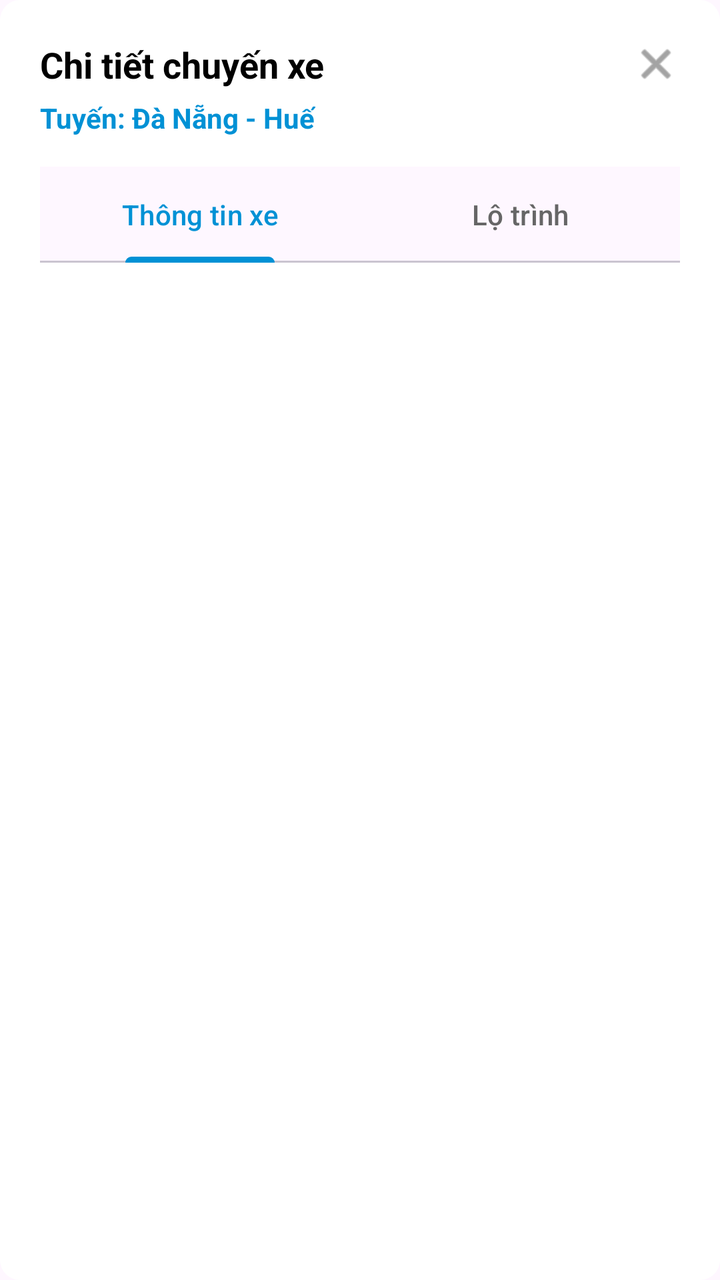
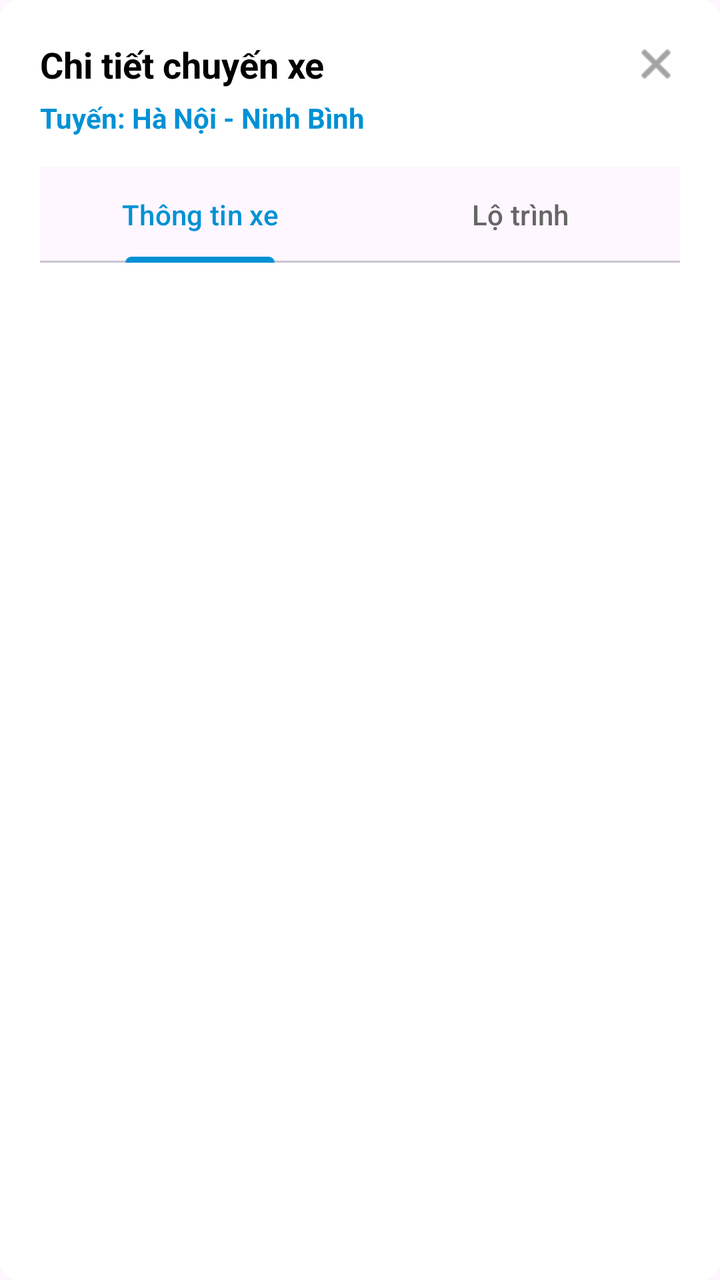

Before-and-after screenshots of an Android layout around one commit, followed by the original layout XML and the change that was made.
<!-- AndroidManifest.xml: application theme Theme.VeXeApp -->
<!-- res/layout/dialog_trip_monitoring_detail.xml -->
<?xml version="1.0" encoding="utf-8"?>
<LinearLayout xmlns:android="http://schemas.android.com/apk/res/android"
    xmlns:app="http://schemas.android.com/apk/res-auto"
    android:layout_width="match_parent"
    android:layout_height="wrap_content"
    android:background="@drawable/bg_button_rounded"
    android:backgroundTint="@color/white"
    android:orientation="vertical"
    android:padding="20dp">

    <RelativeLayout
        android:layout_width="match_parent"
        android:layout_height="wrap_content">

        <TextView
            android:id="@+id/tvDetailTitle"
            android:layout_width="wrap_content"
            android:layout_height="wrap_content"
            android:text="Chi tiết chuyến xe"
            android:textColor="#000000"
            android:textSize="18sp"
            android:textStyle="bold" />

        <ImageView
            android:id="@+id/btnCloseDialog"
            android:layout_width="24dp"
            android:layout_height="24dp"
            android:layout_alignParentEnd="true"
            android:src="@android:drawable/ic_menu_close_clear_cancel"
            app:tint="#666666" />
    </RelativeLayout>

    <TextView
        android:id="@+id/tvDetailRoute"
        android:layout_width="wrap_content"
        android:layout_height="wrap_content"
        android:layout_marginTop="5dp"
        android:text="Tuyến: Đà Nẵng - Huế"
        android:textColor="#0091D5"
        android:textSize="14sp"
        android:textStyle="bold" />

    <com.google.android.material.tabs.TabLayout
        android:id="@+id/tabLayoutDetail"
        android:layout_width="match_parent"
        android:layout_height="wrap_content"
        android:layout_marginTop="15dp"
        app:tabIndicatorColor="#0091D5"
        app:tabSelectedTextColor="#0091D5"
        app:tabTextColor="#666666"
        app:tabMode="fixed"
        app:tabGravity="fill"
        app:tabRippleColor="@null">

        <com.google.android.material.tabs.TabItem
            android:layout_width="wrap_content"
            android:layout_height="wrap_content"
            android:text="Thông tin xe" />

        <com.google.android.material.tabs.TabItem
            android:layout_width="wrap_content"
            android:layout_height="wrap_content"
            android:text="Lộ trình" />

    </com.google.android.material.tabs.TabLayout>

    <FrameLayout
        android:id="@+id/containerDetail"
        android:layout_width="match_parent"
        android:layout_height="wrap_content"
        android:layout_marginTop="10dp"
        android:minHeight="150dp">

        
        <LinearLayout
            android:id="@+id/layoutTabRoute"
            android:layout_width="match_parent"
            android:layout_height="wrap_content"
            android:orientation="vertical"
            android:visibility="visible">

            <androidx.recyclerview.widget.RecyclerView
                android:id="@+id/rvRoutePoints"
                android:layout_width="match_parent"
                android:layout_height="wrap_content"
                android:maxHeight="300dp" />

            <TextView
                android:id="@+id/tvNoTickets"
                android:layout_width="match_parent"
                android:layout_height="wrap_content"
                android:gravity="center"
                android:padding="20dp"
                android:text="Chưa có khách hàng đặt vé"
                android:textColor="#999999"
                android:visibility="gone" />
        </LinearLayout>

        
        <LinearLayout
            android:id="@+id/layoutTabVehicle"
            android:layout_width="match_parent"
            android:layout_height="wrap_content"
            android:orientation="vertical"
            android:visibility="gone">

            <LinearLayout
                android:layout_width="match_parent"
                android:layout_height="wrap_content"
                android:paddingVertical="8dp">
                <TextView android:layout_width="100dp" android:layout_height="wrap_content" android:text="Biển số xe:" android:textColor="#666666" />
                <TextView android:id="@+id/tvVehiclePlate" android:layout_width="wrap_content" android:layout_height="wrap_content" android:text="---" android:textColor="#000000" android:textStyle="bold" />
            </LinearLayout>

            <LinearLayout
                android:layout_width="match_parent"
                android:layout_height="wrap_content"
                android:paddingVertical="8dp">
                <TextView android:layout_width="100dp" android:layout_height="wrap_content" android:text="Số ghế:" android:textColor="#666666" />
                <TextView android:id="@+id/tvVehicleSeats" android:layout_width="wrap_content" android:layout_height="wrap_content" android:text="---" android:textColor="#000000" />
            </LinearLayout>

            <LinearLayout
                android:layout_width="match_parent"
                android:layout_height="wrap_content"
                android:paddingVertical="8dp">
                <TextView android:layout_width="100dp" android:layout_height="wrap_content" android:text="Trạng thái:" android:textColor="#666666" />
                <TextView android:id="@+id/tvVehicleStatus" android:layout_width="wrap_content" android:layout_height="wrap_content" android:text="---" android:textColor="#4CAF50" />
            </LinearLayout>

            <LinearLayout
                android:layout_width="match_parent"
                android:layout_height="wrap_content"
                android:paddingVertical="8dp">
                <TextView android:layout_width="100dp" android:layout_height="wrap_content" android:text="Loại xe:" android:textColor="#666666" />
                <TextView android:id="@+id/tvVehicleType" android:layout_width="wrap_content" android:layout_height="wrap_content" android:text="---" android:textColor="#000000" />
            </LinearLayout>
        </LinearLayout>
    </FrameLayout>

</LinearLayout>
<!-- resources referenced by this layout -->
<resources>
  <color name="white">#FFFFFFFF</color>
  <!-- drawable bg_button_rounded (drawable) -->
  <?xml version="1.0" encoding="utf-8"?>
  <shape xmlns:android="http://schemas.android.com/apk/res/android">
      <solid android:color="#F0F0F0" />
      <corners android:radius="10dp" />
  </shape>
  <style name="Theme.VeXeApp" parent="Base.Theme.VeXeApp" />
  <style name="Base.Theme.VeXeApp" parent="Theme.Material3.DayNight.NoActionBar">
          
      </style>
</resources>

<!-- the commit's change to res/layout/dialog_trip_monitoring_detail.xml (unified diff, before → after) -->
@@ -35,7 +35,7 @@
         android:layout_width="wrap_content"
         android:layout_height="wrap_content"
         android:layout_marginTop="5dp"
-        android:text="Tuyến: Đà Nẵng - Huế"
+        android:text="Tuyến: Hà Nội - Ninh Bình"
         android:textColor="#0091D5"
         android:textSize="14sp"
         android:textStyle="bold" />
